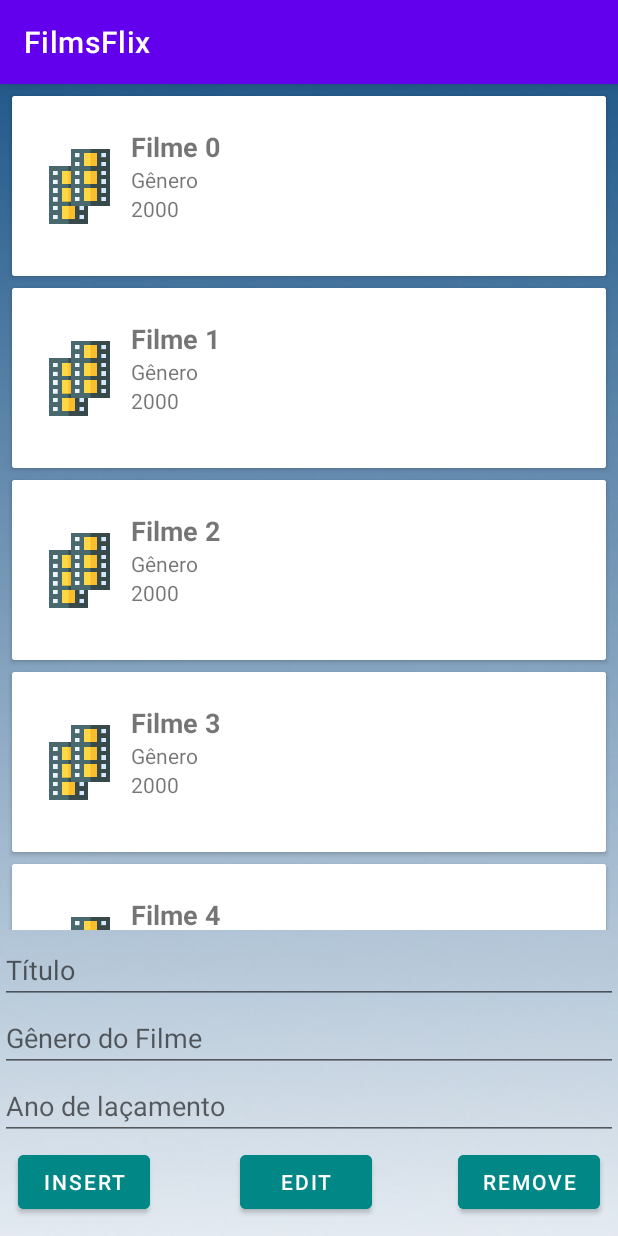
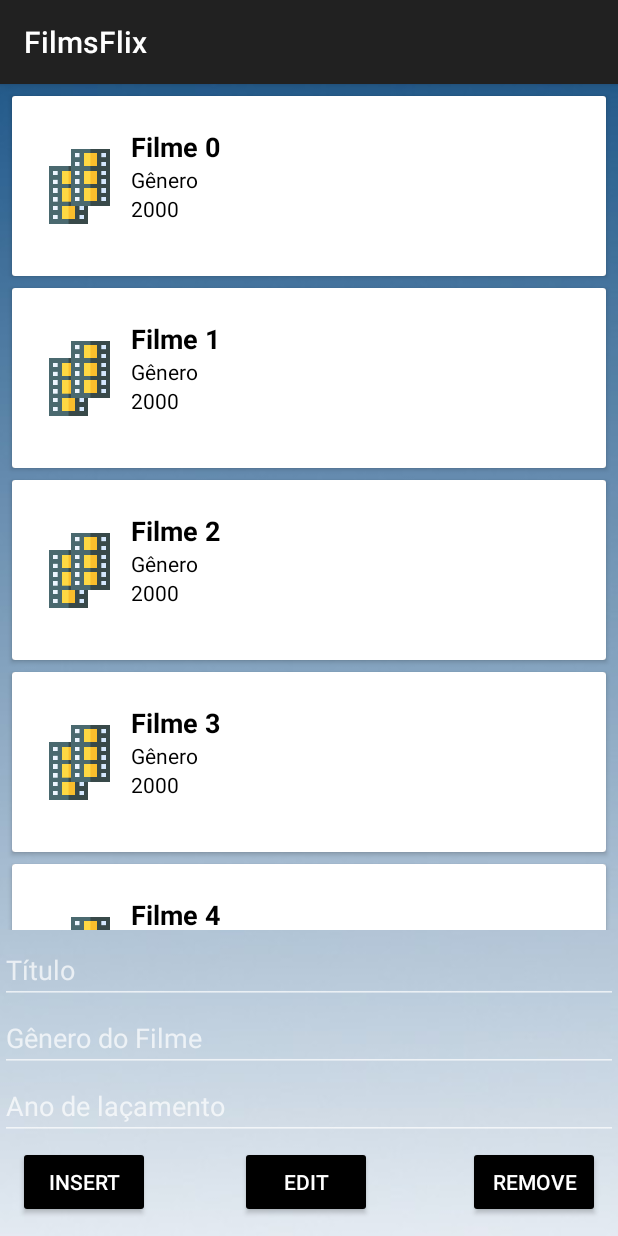
Before and after one commit to Adrian-Batista/AppFilmes, an Android app: the screen it shows after launch (MainActivity), on a phone screen of 412 x 824 dp. Run offline under Robolectric (Android 15) with nearby library versions, the phone set to English and light mode, and no system bars.

Commit message:
Update Customs

```diff
--- a/app/src/main/AndroidManifest.xml
+++ b/app/src/main/AndroidManifest.xml
@@ -8,7 +8,7 @@
         android:label="@string/app_name"
         android:roundIcon="@mipmap/icone_round"
         android:supportsRtl="true"
-        android:theme="@style/Theme.RecyclerViewApp">
+        android:theme="@style/Theme.AppCompat">
         <activity android:name=".MainActivity">
             <intent-filter>
                 <action android:name="android.intent.action.MAIN" />
--- a/app/src/main/res/layout/activity_main.xml
+++ b/app/src/main/res/layout/activity_main.xml
@@ -39,7 +39,6 @@
         android:hint="Ano de laçamento"
         android:inputType="number"
         app:layout_constraintStart_toEndOf="@id/generoText"
-
         app:layout_constraintTop_toBottomOf="@id/generoText" />
 
     <Button
@@ -47,7 +46,7 @@
         android:layout_width="wrap_content"
         android:layout_height="wrap_content"
         android:layout_margin="12dp"
-        android:backgroundTint="@color/teal_700"
+        android:backgroundTint="@color/black"
         android:onClick="insertItem"
         android:text="Insert"
         app:layout_constraintBottom_toBottomOf="parent"
@@ -59,7 +58,7 @@
         android:layout_height="wrap_content"
         android:layout_marginLeft="160dp"
         android:layout_marginBottom="12dp"
-        android:backgroundTint="@color/teal_700"
+        android:backgroundTint="@color/black"
         android:onClick="editItem"
         android:text="Edit"
         app:layout_constraintBottom_toBottomOf="parent"
@@ -70,7 +69,7 @@
         android:layout_width="wrap_content"
         android:layout_height="wrap_content"
         android:layout_margin="12dp"
-        android:backgroundTint="@color/teal_700"
+        android:backgroundTint="@color/black"
         android:onClick="removeItem"
         android:text="Remove"
         app:layout_constraintBottom_toBottomOf="parent"
--- a/app/src/main/res/layout/item.xml
+++ b/app/src/main/res/layout/item.xml
@@ -30,6 +30,7 @@
                 android:layout_height="wrap_content"
                 android:text="Título"
                 android:textSize="18dp"
+                android:textColor="@color/black"
                 android:textStyle="bold"></TextView>
 
             <TextView
@@ -37,12 +38,14 @@
                 android:layout_width="wrap_content"
                 android:layout_height="wrap_content"
                 android:layout_marginRight="@android:dimen/thumbnail_height"
+                android:textColor="@color/black"
                 android:text="Line 2"></TextView>
 
             <TextView
                 android:id="@+id/textView3"
                 android:layout_width="wrap_content"
                 android:layout_height="wrap_content"
+                android:textColor="@color/black"
                 android:text="Line 3"></TextView>
 
         </androidx.appcompat.widget.LinearLayoutCompat>
```
